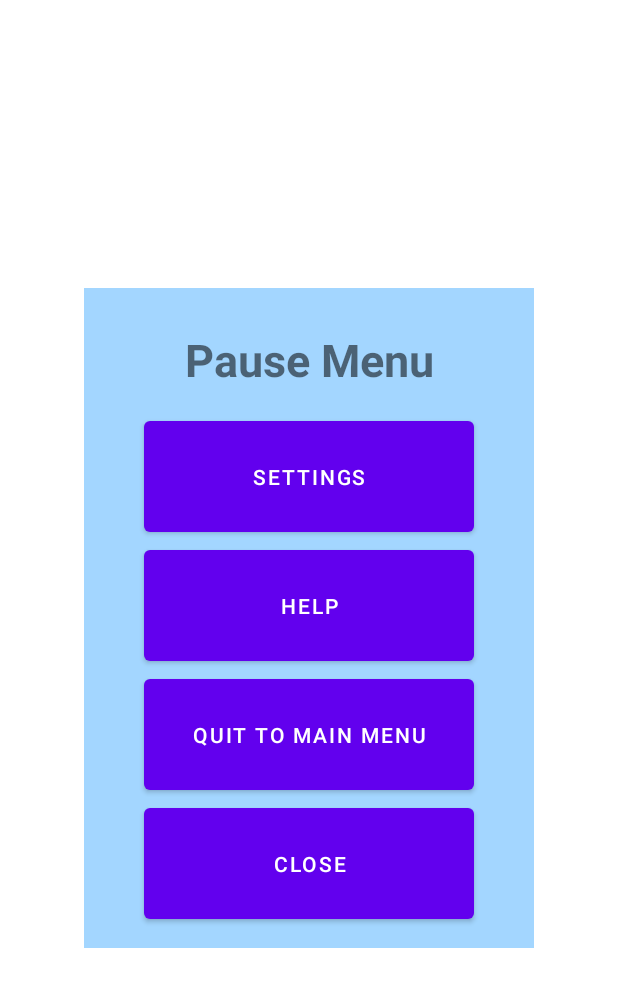
After one commit to PEKennedy/slope, an Android app: the layout pause_menu.xml on its own in the app's theme, with its tools: preview values and no code run, on a phone screen of 412 x 824 dp. The commit adds this screen. Shown: the top 987 px of the screen. Run offline under Robolectric (Android 15) with nearby library versions, the phone set to English and light mode, and no system bars.

Commit message:
pause menu

```diff
--- a/app/src/main/java/ca/unb/mobiledev/slope/GameActivity.kt
+++ b/app/src/main/java/ca/unb/mobiledev/slope/GameActivity.kt
@@ -1,17 +1,35 @@
 package ca.unb.mobiledev.slope
 
-import android.content.Intent
 import android.os.Bundle
+import android.view.*
 import android.widget.Button
 import androidx.appcompat.app.AppCompatActivity
 
-class GameActivity : AppCompatActivity() {
+
+interface CloseHandle {
+    fun close()
+}
+
+class GameActivity : AppCompatActivity(), CloseHandle {
+    private val pauseMenu = PauseMenuDialog(this)
+
     override fun onCreate(savedInstanceState: Bundle?) {
         super.onCreate(savedInstanceState)
         setContentView(R.layout.activity_game)
         val btnPause = findViewById<Button>(R.id.btnPause)
         btnPause.setOnClickListener {
-            finish()
+            pause()
         }
     }
+
+    private fun pause(){
+        val fragmentManager = supportFragmentManager//supportFragmentManager
+        pauseMenu.show(fragmentManager,"pause_menu")
+
+    }
+
+    override fun close() {
+        finish()
+    }
+
 }
--- /dev/null
+++ b/app/src/main/java/ca/unb/mobiledev/slope/PauseMenuDialog.kt
@@ -0,0 +1,38 @@
+package ca.unb.mobiledev.slope
+
+import android.os.Bundle
+import android.view.LayoutInflater
+import android.view.View
+import android.view.ViewGroup
+import android.widget.Button
+import androidx.fragment.app.DialogFragment
+
+
+class PauseMenuDialog(actHandle: CloseHandle) : androidx.fragment.app.DialogFragment() {
+    private val activityHandle = actHandle
+    override fun onCreateView(inflater: LayoutInflater, container: ViewGroup?,
+                              savedInstanceState: Bundle?): View? {
+        super.onCreateView(inflater, container, savedInstanceState)
+
+        val view = inflater.inflate(R.layout.pause_menu, container, false)
+        val btnSettings = view.findViewById<Button>(R.id.btnSettings)
+        val btnHelp = view.findViewById<Button>(R.id.btnHelp)
+        val btnQuit = view.findViewById<Button>(R.id.btnQuit)
+        val btnClose = view.findViewById<Button>(R.id.btnClose)
+
+        btnSettings.setOnClickListener {
+
+        }
+        btnHelp.setOnClickListener {
+
+        }
+        btnQuit.setOnClickListener {
+            activityHandle.close()
+        }
+        btnClose.setOnClickListener {
+            this.dismiss()
+        }
+
+        return view
+    }
+}
--- /dev/null
+++ b/app/src/main/res/layout/pause_menu.xml
@@ -0,0 +1,83 @@
+<?xml version="1.0" encoding="utf-8"?>
+
+<androidx.constraintlayout.widget.ConstraintLayout
+    xmlns:android="http://schemas.android.com/apk/res/android"
+    android:layout_width="match_parent"
+    android:layout_height="match_parent"
+    xmlns:app="http://schemas.android.com/apk/res-auto">
+
+    <LinearLayout
+        android:layout_width="300dp"
+        android:layout_height="440dp"
+        android:background="#A3D6FF"
+        android:orientation="vertical"
+        android:gravity="center"
+        app:circularflow_radiusInDP="10dp"
+        app:layout_constraintBottom_toBottomOf="parent"
+        app:layout_constraintEnd_toEndOf="parent"
+        app:layout_constraintStart_toStartOf="parent"
+        app:layout_constraintTop_toTopOf="parent">
+
+        <TextView
+            android:id="@+id/pause_text"
+            android:layout_width="match_parent"
+            android:layout_height="70dp"
+            android:gravity="center"
+            android:text="Pause Menu"
+            android:textSize="30dp"
+            android:textStyle="bold" />
+
+        <Button
+            android:id="@+id/btnSettings"
+            android:layout_width="match_parent"
+            android:layout_height="86dp"
+            android:layout_marginLeft="40dp"
+            android:layout_marginRight="40dp"
+            android:text="Settings" />
+
+        <Button
+            android:id="@+id/btnHelp"
+            android:layout_width="match_parent"
+            android:layout_height="86dp"
+            android:layout_marginLeft="40dp"
+            android:layout_marginRight="40dp"
+            android:text="Help" />
+
+        <Button
+            android:id="@+id/btnQuit"
+            android:layout_width="match_parent"
+            android:layout_height="86dp"
+            android:layout_marginLeft="40dp"
+            android:layout_marginRight="40dp"
+            android:text="Quit to Main menu" />
+
+        <Button
+            android:id="@+id/btnClose"
+            android:layout_width="match_parent"
+            android:layout_height="86dp"
+            android:layout_marginLeft="40dp"
+            android:layout_marginRight="40dp"
+            android:text="Close" />
+
+
+    </LinearLayout>
+
+</androidx.constraintlayout.widget.ConstraintLayout>
+
+
+<!--<LinearLayout xmlns:android="http://schemas.android.com/apk/res/android"
+    android:layout_width="wrap_content"
+    android:layout_height="wrap_content">
+
+    <TextView
+        android:layout_width="wrap_content"
+        android:layout_height="wrap_content"
+        android:layout_centerInParent="true"
+        android:layout_margin="30dp"
+        android:textSize="22sp"
+        android:text="This is a popup window."/>
+
+</LinearLayout>-->
+
+
+    <!-- RelativeLayout -->
```
